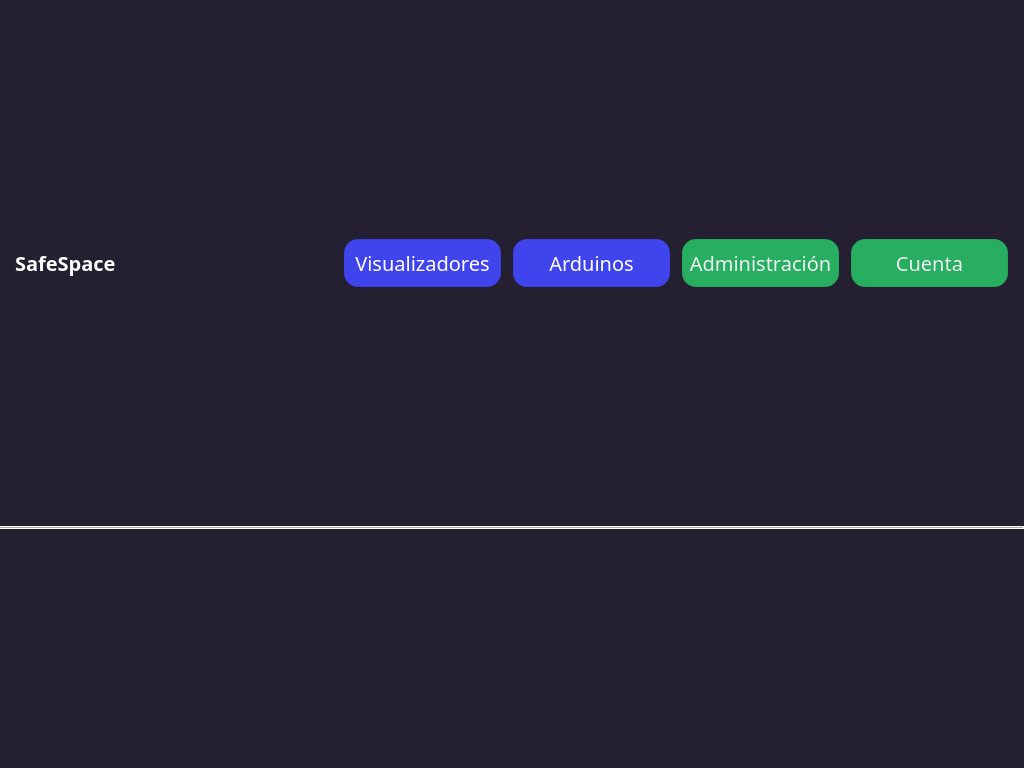
This is SafeSpace/client/src/controller/mainwindow.ui in Svndda/CI-0123-PIRS-incomprendidos as Qt 5 draws it before an edit. The edited form follows.
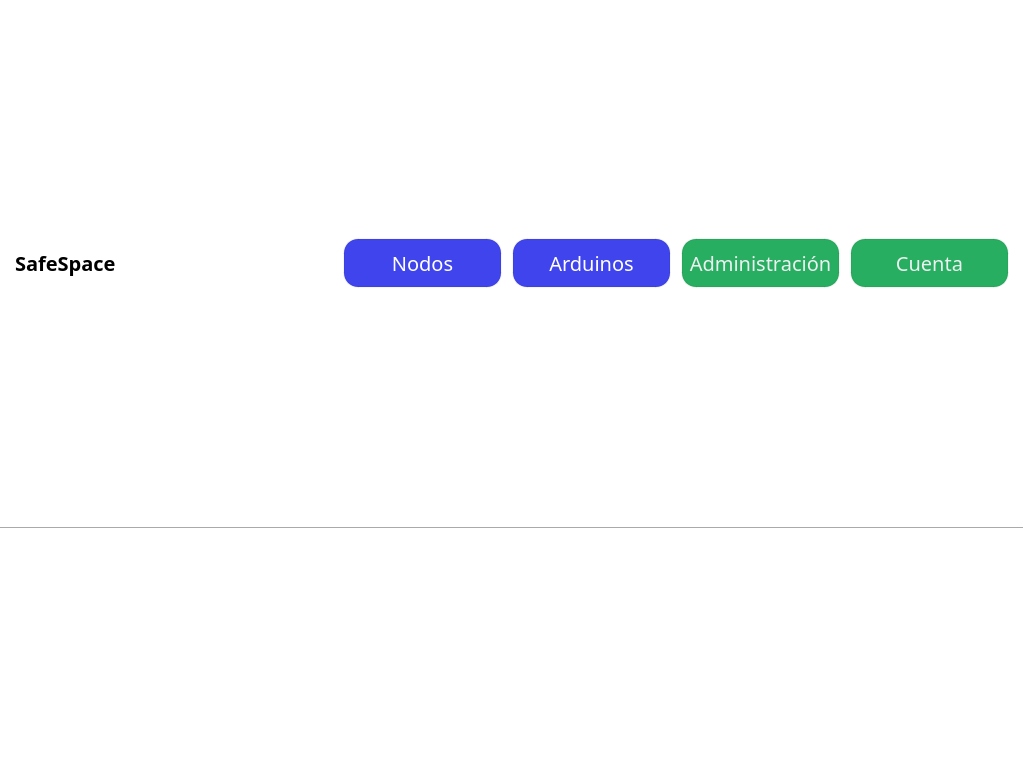
This is the edited form.

Commit message: refactor: bg and text colors changed.

```diff
--- a/SafeSpace/client/src/controller/mainwindow.ui
+++ b/SafeSpace/client/src/controller/mainwindow.ui
@@ -32,14 +32,14 @@
    <string>SafeSpace</string>
   </property>
   <property name="styleSheet">
-   <string notr="true">	color: black;
-</string>
+   <string notr="true">color: rgb(0, 0, 0);
+background-color: rgb(255, 255, 255);</string>
   </property>
   <widget class="QWidget" name="centralwidget">
    <property name="styleSheet">
     <string notr="true">QWidget {
-	color: white;
-	background-color: rgb(36, 31, 49)
+	color: black;
+	background-color: white;
 }</string>
    </property>
    <layout class="QGridLayout" name="mainLayout">
@@ -168,7 +168,7 @@
 }</string>
         </property>
         <property name="text">
-         <string>Visualizadores</string>
+         <string>Nodos</string>
         </property>
         <property name="checkable">
          <bool>true</bool>
```
Left out of the diff: 2 changed lines with no effect on the pictures. The commit also changes 6 other files.
